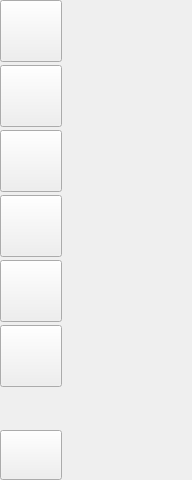
Above: LNKWallet/functionBar/FunctionWidget.ui from HcashOrg/hx-indicator before the change. Below: the same form after it.
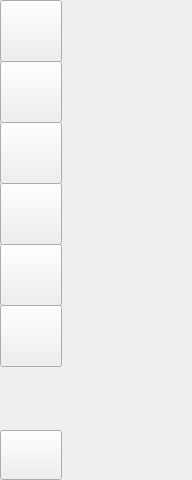
That is the form after the change.

Commit message: function icon

Diff of the .ui file:
```diff
--- a/LNKWallet/functionBar/FunctionWidget.ui
+++ b/LNKWallet/functionBar/FunctionWidget.ui
@@ -57,7 +57,7 @@
    <property name="geometry">
     <rect>
      <x>0</x>
-     <y>65</y>
+     <y>61</y>
      <width>62</width>
      <height>62</height>
     </rect>
@@ -91,7 +91,7 @@
    <property name="geometry">
     <rect>
      <x>0</x>
-     <y>195</y>
+     <y>183</y>
      <width>62</width>
      <height>62</height>
     </rect>
@@ -125,7 +125,7 @@
    <property name="geometry">
     <rect>
      <x>0</x>
-     <y>130</y>
+     <y>122</y>
      <width>62</width>
      <height>62</height>
     </rect>
@@ -224,7 +224,7 @@
    <property name="geometry">
     <rect>
      <x>0</x>
-     <y>260</y>
+     <y>244</y>
      <width>62</width>
      <height>62</height>
     </rect>
@@ -258,7 +258,7 @@
    <property name="geometry">
     <rect>
      <x>0</x>
-     <y>325</y>
+     <y>305</y>
      <width>62</width>
      <height>62</height>
     </rect>
```
The commit also changes 16 other files.
